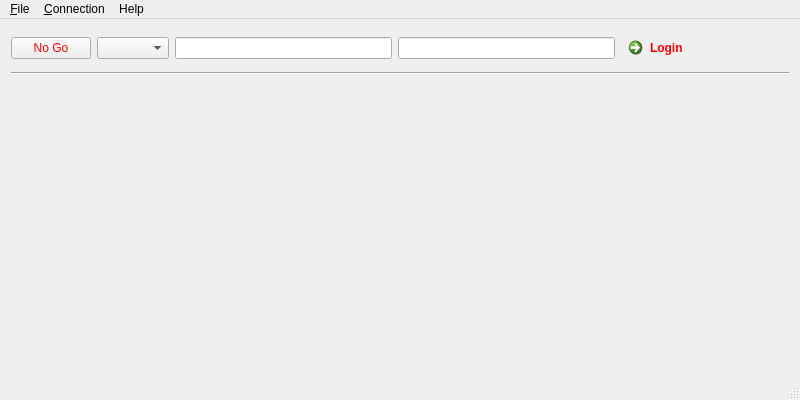
Above: client/bison_view.ui from UCR-UAS/BISON-View before the change. Below: the same form after it.
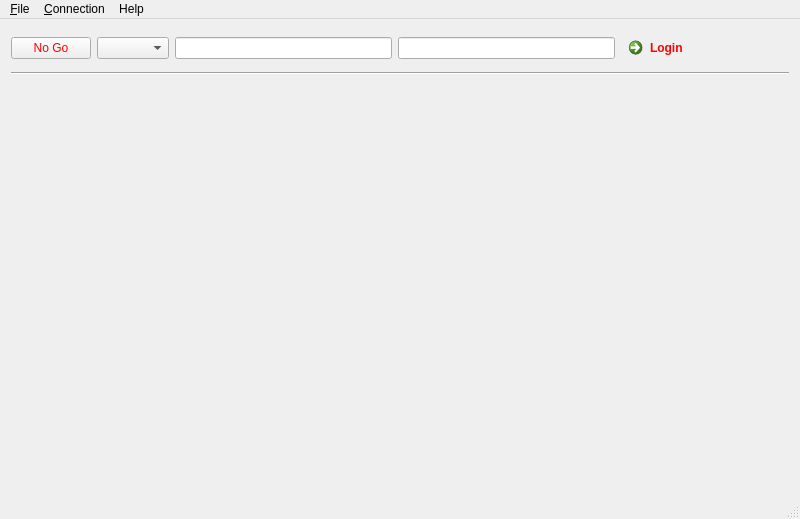
That is the form after the change.

What changed in the file:
```diff
--- a/client/bison_view.ui
+++ b/client/bison_view.ui
@@ -7,7 +7,7 @@
     <x>0</x>
     <y>0</y>
     <width>800</width>
-    <height>400</height>
+    <height>519</height>
    </rect>
   </property>
   <property name="windowTitle">
```
